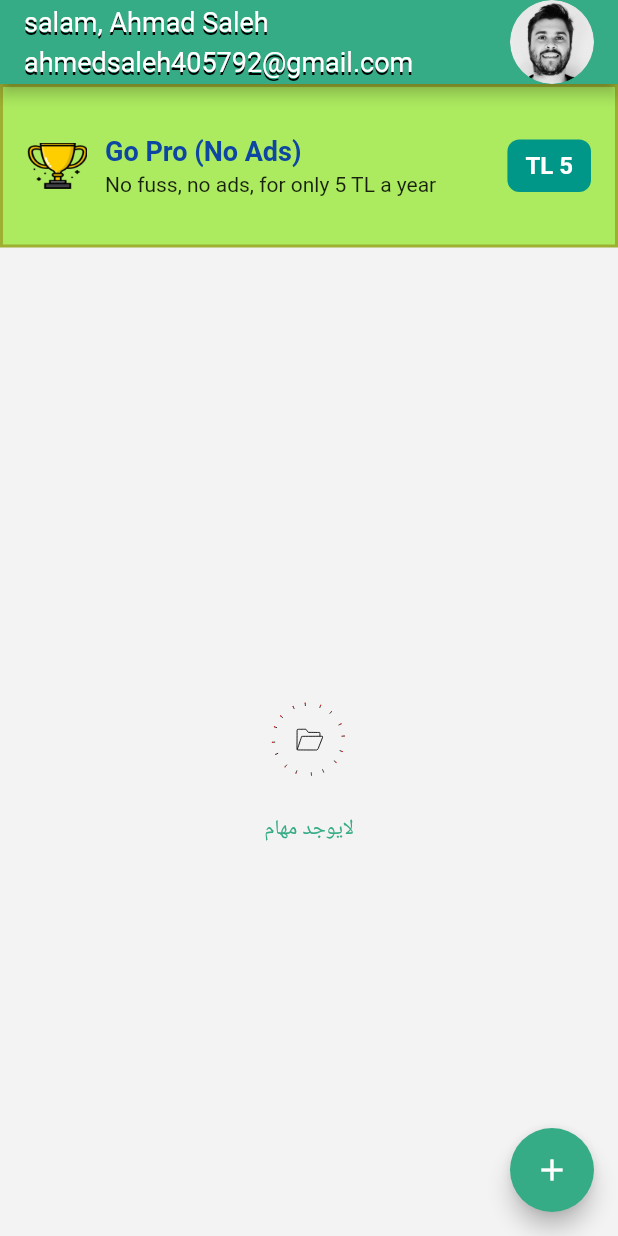
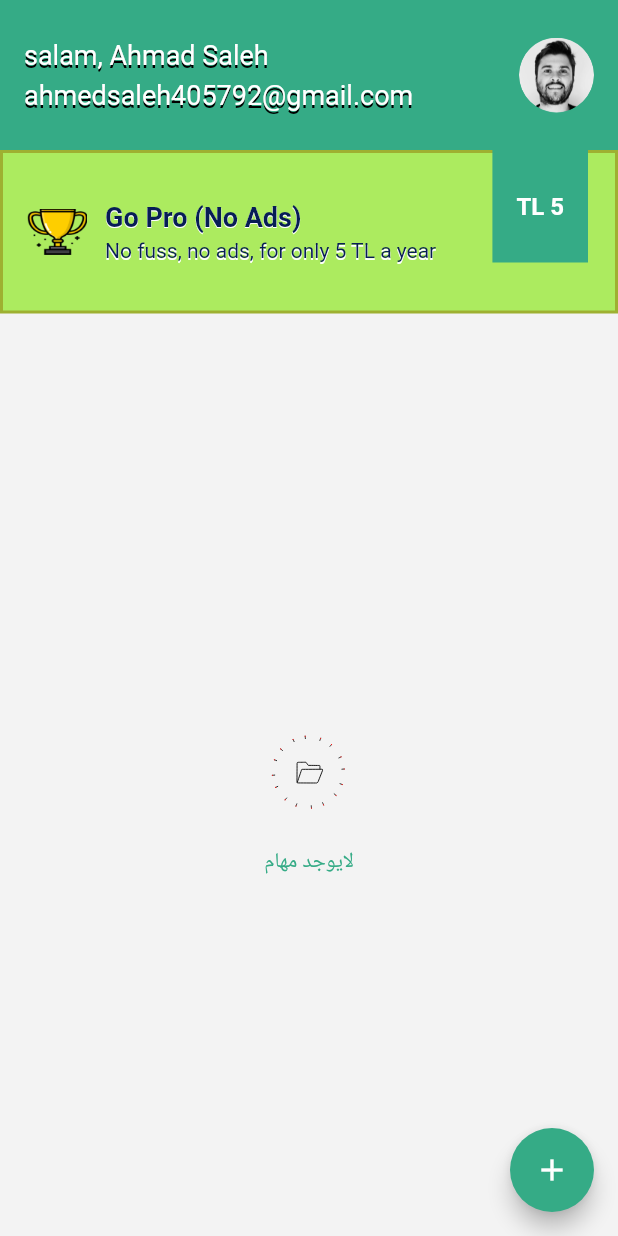
Before and after one commit to Ahmad-Saleh-963/maps, a Flutter app: the screen it shows after launch, on a phone screen of 412 x 824 dp. Run offline on Flutter 3.47's test engine with Material 3 defaults, Android fonts, the phone set to English and light mode, and no system bars; our stand-ins replace bot_toast, flutter_bloc, freezed_annotation, lottie, shared_preferences, supabase_flutter; accounts and stored records are empty.

Commit message:
fix bugs text

```diff
--- a/lib/view/componenets/image_circle_component.dart
+++ b/lib/view/componenets/image_circle_component.dart
@@ -10,10 +10,15 @@ class ImageCircleComponent extends StatelessWidget {
 
   @override
   Widget build(BuildContext context) {
-    return ClipOval(
-      child: Image.asset(
-        placeholder,
-        fit: BoxFit.cover,
+    return Container(
+      width: 50,
+      height: 50,
+      decoration: BoxDecoration(
+        shape: BoxShape.circle,
+        image: DecorationImage(
+          image: AssetImage(placeholder),
+          fit: BoxFit.contain,
+        ),
       ),
     );
   }
--- a/lib/view/home/banner_widget.dart
+++ b/lib/view/home/banner_widget.dart
@@ -6,16 +6,15 @@ class BannerWidget extends StatelessWidget {
 
   @override
   Widget build(BuildContext context) {
-    return Container(
+    return Stack(
+      children: [
+        Container(
           decoration: BoxDecoration(
             color: ColorsApp.yalow,
             border: Border.all(color: ColorsApp.border, width: 2),
           ),
           padding: const EdgeInsets.symmetric(horizontal: 16, vertical: 32),
           child: Row(
-        mainAxisAlignment: MainAxisAlignment.spaceBetween,
-        children: [
-          Row(
             children: [
               Image.asset("assets/images/winner.png", width: 40),
               const SizedBox(width: 12),
@@ -27,30 +26,44 @@ class BannerWidget extends StatelessWidget {
                     style: TextStyle(
                       fontSize: 18,
                       fontWeight: FontWeight.bold,
-                      color: Colors.blue[900],
+                      color: ColorsApp.buttons,
+                      shadows: const [
+                        Shadow(
+                          color: Colors.white,
+                          offset: Offset(0, 1),
+                        )
+                      ],
                     ),
                   ),
                   const SizedBox(height: 4),
-                  const Text(
+                    Text(
                     "No fuss, no ads, for only 5 TL a year",
                     style: TextStyle(
                       fontSize: 14,
-                      color: Colors.black87,
+                      color: ColorsApp.buttons,
+                      shadows:  [
+                        Shadow(
+                          color: Colors.white,
+                          offset: Offset(0, 1),
+                        )
+                      ],
                     ),
                   ),
                 ],
               ),
             ],
           ),
-          Container(
-            padding: const EdgeInsets.symmetric(horizontal: 12, vertical: 8),
-            // حشوة النص في المربع
-            decoration: BoxDecoration(
-              color: Colors.teal, // لون الخلفية
-              borderRadius: BorderRadius.circular(8), // زوايا مستديرة
         ),
-            child: const Text(
-              "TL 5", // النص داخل المربع
+        Positioned(
+            right: 20,
+            child: Container(
+              padding: const EdgeInsets.symmetric(horizontal: 16, vertical: 8),
+              height: 75,
+              color: ColorsApp.primaryColor,
+              child: const Center(
+                child: Text(
+                  "TL 5",
+                  textAlign: TextAlign.center,
                   style: TextStyle(
                     fontSize: 16,
                     fontWeight: FontWeight.bold,
@@ -58,8 +71,9 @@ class BannerWidget extends StatelessWidget {
                   ),
                 ),
               ),
+            ),
+        ),
       ],
-      ),
     );
   }
 }
--- a/lib/view/home/home_page.dart
+++ b/lib/view/home/home_page.dart
@@ -44,6 +44,7 @@ class _HomePageState extends State<HomePage> {
     return Scaffold(
       appBar: AppBar(
         backgroundColor: ColorsApp.primaryColor,
+        toolbarHeight: 100,
         actions: const [
           ImageCircleComponent(),
           SizedBox(width: 16),
@@ -61,6 +62,7 @@ class _HomePageState extends State<HomePage> {
             ],
           ),
         ),
+        elevation: 0.0,
       ),
       body: BlocBuilder<TasksCubit, TasksState>(
         bloc: cubit,
```
Lines whose indentation alone changed are shown as unchanged.
